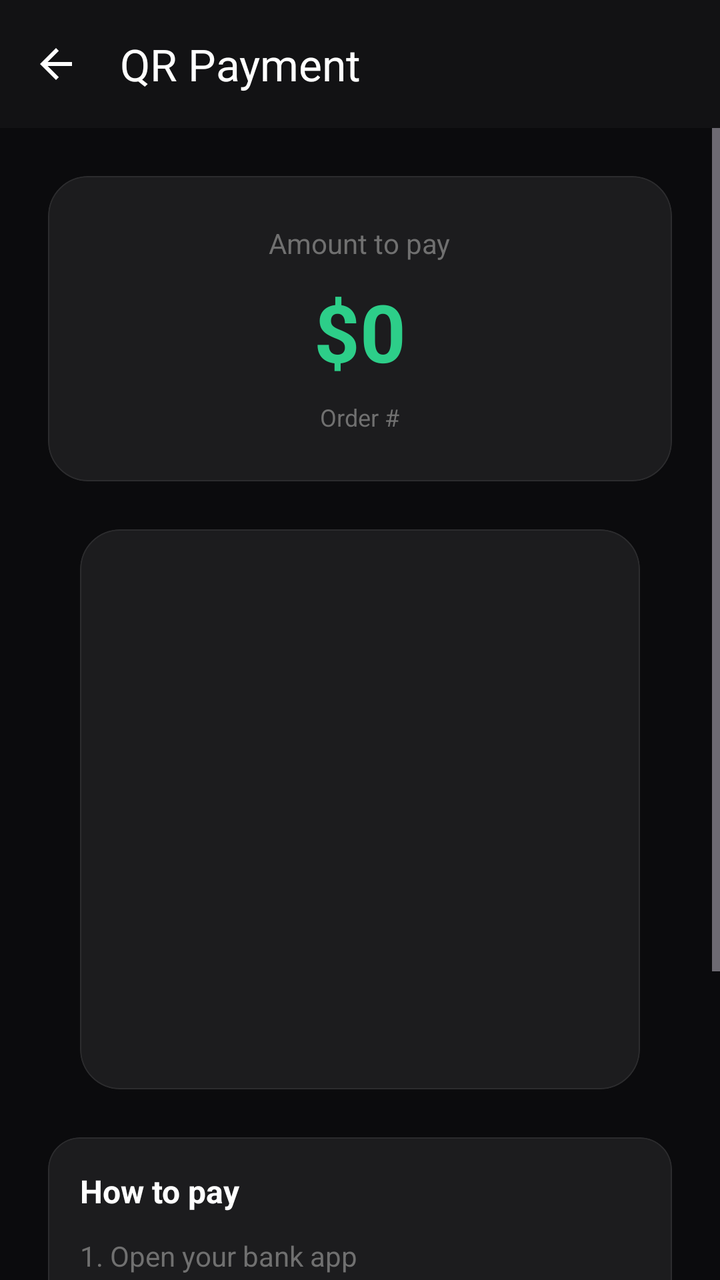
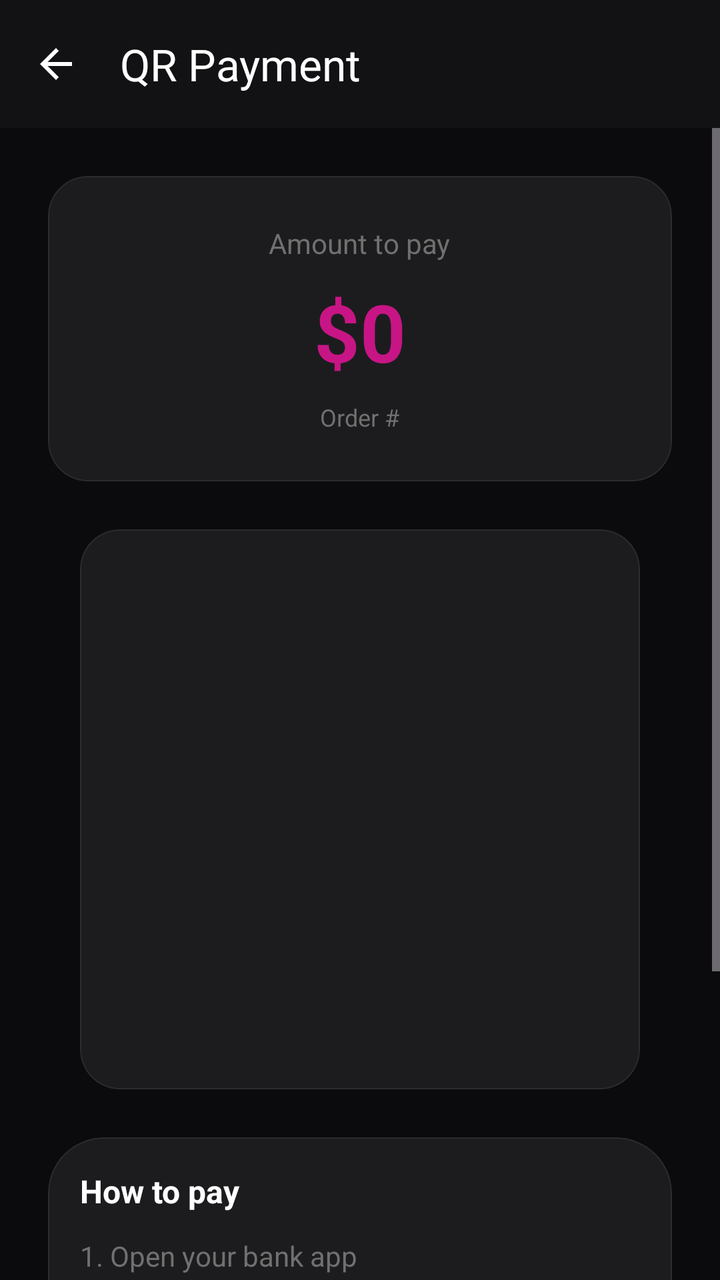

Two renders of the same Android screen: before a commit and after it. Below are the layout's source before the change and the commit's diff.
<!-- AndroidManifest.xml: activity theme Theme.BeatHouse.Dark -->
<!-- res/layout/activity_qr_payment.xml -->
<?xml version="1.0" encoding="utf-8"?>
<LinearLayout xmlns:android="http://schemas.android.com/apk/res/android"
    xmlns:app="http://schemas.android.com/apk/res-auto"
    android:layout_width="match_parent"
    android:layout_height="match_parent"
    android:orientation="vertical"
    android:background="@color/background">

    <com.google.android.material.appbar.AppBarLayout
        android:layout_width="match_parent"
        android:layout_height="wrap_content"
        android:background="@color/surface"
        app:elevation="0dp">

        <com.google.android.material.appbar.MaterialToolbar
            android:id="@+id/toolbar"
            android:layout_width="match_parent"
            android:layout_height="?attr/actionBarSize"
            android:background="@color/surface"
            app:title="@string/qr_payment"
            app:titleTextColor="@color/on_surface"
            app:navigationIcon="@drawable/ic_arrow_back"
            app:navigationIconTint="@color/on_surface" />

    </com.google.android.material.appbar.AppBarLayout>

    <ScrollView
        android:layout_width="match_parent"
        android:layout_height="match_parent"
        android:fillViewport="true">

        <LinearLayout
            android:layout_width="match_parent"
            android:layout_height="wrap_content"
            android:orientation="vertical"
            android:gravity="center_horizontal"
            android:padding="24dp">

            
            <com.google.android.material.card.MaterialCardView
                android:layout_width="match_parent"
                android:layout_height="wrap_content"
                android:layout_marginBottom="24dp"
                app:cardCornerRadius="20dp"
                app:cardElevation="0dp"
                app:cardBackgroundColor="@color/surface_container"
                app:strokeColor="@color/outline_variant"
                app:strokeWidth="0.5dp">

                <LinearLayout
                    android:layout_width="match_parent"
                    android:layout_height="wrap_content"
                    android:orientation="vertical"
                    android:gravity="center"
                    android:padding="24dp">

                    <TextView
                        android:layout_width="wrap_content"
                        android:layout_height="wrap_content"
                        android:text="@string/amount_to_pay"
                        android:textSize="14sp"
                        android:textColor="@color/on_surface_secondary" />

                    <TextView
                        android:id="@+id/tv_amount"
                        android:layout_width="wrap_content"
                        android:layout_height="wrap_content"
                        android:text="$0"
                        android:textSize="40sp"
                        android:textStyle="bold"
                        android:textColor="@color/primary"
                        android:layout_marginTop="8dp" />

                    <TextView
                        android:id="@+id/tv_order_id"
                        android:layout_width="wrap_content"
                        android:layout_height="wrap_content"
                        android:layout_marginTop="8dp"
                        android:text="@string/order_id"
                        android:textColor="@color/on_surface_secondary"
                        android:textSize="12sp" />

                </LinearLayout>

            </com.google.android.material.card.MaterialCardView>

            
            <com.google.android.material.card.MaterialCardView
                android:layout_width="280dp"
                android:layout_height="280dp"
                android:layout_marginBottom="24dp"
                app:cardCornerRadius="20dp"
                app:cardElevation="0dp"
                app:cardBackgroundColor="@color/surface_container"
                app:strokeColor="@color/outline_variant"
                app:strokeWidth="0.5dp">

                <FrameLayout
                    android:layout_width="match_parent"
                    android:layout_height="match_parent"
                    android:padding="16dp">

                    <ProgressBar
                        android:id="@+id/progress_bar"
                        android:layout_width="48dp"
                        android:layout_height="48dp"
                        android:layout_gravity="center"
                        android:visibility="gone"
                        android:indeterminateTint="@color/primary" />

                    <ImageView
                        android:id="@+id/iv_qr_code"
                        android:layout_width="match_parent"
                        android:layout_height="match_parent"
                        android:scaleType="fitCenter"
                        android:contentDescription="@string/qr_code"
                        android:visibility="gone" />

                </FrameLayout>

            </com.google.android.material.card.MaterialCardView>

            
            <com.google.android.material.card.MaterialCardView
                android:layout_width="match_parent"
                android:layout_height="wrap_content"
                android:layout_marginBottom="24dp"
                app:cardCornerRadius="16dp"
                app:cardElevation="0dp"
                app:cardBackgroundColor="@color/surface_container"
                app:strokeColor="@color/outline_variant"
                app:strokeWidth="0.5dp">

                <LinearLayout
                    android:layout_width="match_parent"
                    android:layout_height="wrap_content"
                    android:orientation="vertical"
                    android:padding="16dp">

                    <TextView
                        android:layout_width="wrap_content"
                        android:layout_height="wrap_content"
                        android:text="@string/how_to_pay"
                        android:textSize="16sp"
                        android:textStyle="bold"
                        android:textColor="@color/on_surface"
                        android:layout_marginBottom="12dp" />

                    <TextView
                        android:id="@+id/tv_instruction"
                        android:layout_width="match_parent"
                        android:layout_height="wrap_content"
                        android:text="@string/qr_instruction"
                        android:textSize="14sp"
                        android:textColor="@color/on_surface_secondary"
                        android:lineSpacingExtra="6dp" />

                </LinearLayout>

            </com.google.android.material.card.MaterialCardView>

            
            <LinearLayout
                android:layout_width="match_parent"
                android:layout_height="wrap_content"
                android:orientation="horizontal"
                android:layout_marginTop="8dp">

                <com.google.android.material.button.MaterialButton
                    android:id="@+id/btn_cancel"
                    android:layout_width="0dp"
                    android:layout_height="52dp"
                    android:layout_weight="1"
                    android:text="@string/cancel"
                    android:layout_marginEnd="8dp"
                    app:cornerRadius="12dp"
                    style="@style/Widget.Material3.Button.OutlinedButton" />

                <com.google.android.material.button.MaterialButton
                    android:id="@+id/btn_i_have_paid"
                    android:layout_width="0dp"
                    android:layout_height="52dp"
                    android:layout_weight="1"
                    android:text="@string/i_have_paid"
                    android:layout_marginStart="8dp"
                    app:cornerRadius="12dp"
                    app:backgroundTint="@color/success"
                    android:textColor="@color/on_primary" />

            </LinearLayout>

        </LinearLayout>

    </ScrollView>

</LinearLayout>
<!-- resources referenced by this layout -->
<resources>
  <color name="background">#0B0B0D</color>
  <color name="on_primary">#FFFFFF</color>
  <color name="on_surface">#FFFFFF</color>
  <color name="on_surface_secondary">#707070</color>
  <color name="outline_variant">#2C2C2E</color>
  <color name="primary">#2DCE89</color>
  <color name="success">#32D74B</color>
  <color name="surface">#121214</color>
  <color name="surface_container">#1C1C1E</color>
  <string name="amount_to_pay">Amount to pay</string>
  <string name="cancel">Cancel</string>
  <string name="how_to_pay">How to pay</string>
  <string name="i_have_paid">I have paid</string>
  <string name="order_id">Order #</string>
  <string name="qr_code">QR Code</string>
  <string name="qr_instruction">1. Open your bank app\n2. Tap "Scan QR"\n3. Point camera at QR code\n4. Confirm payment\n5. Tap "I have paid" when done</string>
  <string name="qr_payment">QR Payment</string>
  <style name="Theme.BeatHouse.Dark" parent="Theme.BeatHouse">
          <item name="colorSurface">@color/surface</item>
          <item name="android:windowBackground">@color/background</item>
      </style>
  <color name="primary_container">#004D40</color>
  <color name="secondary">#8E8E93</color>
  <color name="secondary_container">#1C1C1E</color>
  <color name="on_secondary">#FFFFFF</color>
  <color name="error">#FF453A</color>
  <color name="error_container">#330000</color>
  <color name="surface_variant">#1A1A1C</color>
  <color name="on_surface_variant">#B0B0B0</color>
  <color name="outline">#1C1C1E</color>
  <style name="Widget.BeatHouse.Button" parent="Widget.Material3.Button">
          <item name="android:textSize">16sp</item>
          <item name="android:textStyle">bold</item>
          <item name="cornerRadius">12dp</item>
          <item name="iconGravity">textStart</item>
          <item name="iconPadding">8dp</item>
          <item name="android:insetTop">4dp</item>
          <item name="android:insetBottom">4dp</item>
          <item name="backgroundTint">@color/primary</item>
          <item name="android:textColor">@color/on_primary</item>
      </style>
  <style name="Widget.BeatHouse.Card" parent="Widget.Material3.CardView.Elevated">
          <item name="cardCornerRadius">16dp</item>
          <item name="cardElevation">0dp</item>
          <item name="strokeColor">@color/outline</item>
          <item name="strokeWidth">1dp</item>
          <item name="cardBackgroundColor">@color/surface_container</item>
      </style>
  <style name="Widget.BeatHouse.BottomNavigation" parent="Widget.Material3.BottomNavigationView">
          <item name="itemIconTint">@color/bottom_nav_icon_tint</item>
          <item name="itemTextColor">@color/bottom_nav_text_tint</item>
          <item name="itemBackground">@color/surface</item>
          <item name="android:background">@color/surface</item>
          <item name="elevation">0dp</item>
          <item name="itemPaddingTop">12dp</item>
          <item name="itemPaddingBottom">12dp</item>
      </style>
  <style name="Widget.BeatHouse.AppBarLayout" parent="Widget.Material3.AppBarLayout">
          <item name="android:background">@color/surface</item>
          <item name="backgroundTint">@color/surface</item>
      </style>
  <style name="Widget.BeatHouse.Chip" parent="Widget.Material3.Chip.Filter">
          <item name="chipCornerRadius">12dp</item>
          <item name="chipStrokeColor">@color/outline</item>
          <item name="chipStrokeWidth">1dp</item>
          <item name="android:textColor">@color/on_surface_variant</item>
          <item name="chipBackgroundColor">@color/surface_container</item>
          <item name="checkedIconTint">@color/primary</item>
          <item name="android:textSize">14sp</item>
      </style>
  <!-- unchanged entries left out for length: 3 -->
</resources>

<!-- the commit's change to res/layout/activity_qr_payment.xml (unified diff, before → after) -->
@@ -125,7 +125,7 @@
                 android:layout_width="match_parent"
                 android:layout_height="wrap_content"
                 android:layout_marginBottom="24dp"
-                app:cardCornerRadius="16dp"
+                app:cardCornerRadius="28dp"
                 app:cardElevation="0dp"
                 app:cardBackgroundColor="@color/surface_container"
                 app:strokeColor="@color/outline_variant"
@@ -173,7 +173,7 @@
                     android:layout_weight="1"
                     android:text="@string/cancel"
                     android:layout_marginEnd="8dp"
-                    app:cornerRadius="12dp"
+                    app:cornerRadius="24dp"
                     style="@style/Widget.Material3.Button.OutlinedButton" />
 
                 <com.google.android.material.button.MaterialButton
@@ -183,7 +183,7 @@
                     android:layout_weight="1"
                     android:text="@string/i_have_paid"
                     android:layout_marginStart="8dp"
-                    app:cornerRadius="12dp"
+                    app:cornerRadius="24dp"
                     app:backgroundTint="@color/success"
                     android:textColor="@color/on_primary" />
 
<!-- resource entries referenced after the edit -->
@@ -5,7 +5,7 @@
   <color name="on_surface">#FFFFFF</color>
   <color name="on_surface_secondary">#707070</color>
   <color name="outline_variant">#2C2C2E</color>
-  <color name="primary">#2DCE89</color>
+  <color name="primary">#C71585</color>
   <color name="success">#32D74B</color>
   <color name="surface">#121214</color>
   <color name="surface_container">#1C1C1E</color>
@@ -21,7 +21,7 @@
           <item name="colorSurface">@color/surface</item>
           <item name="android:windowBackground">@color/background</item>
       </style>
-  <color name="primary_container">#004D40</color>
+  <color name="primary_container">#4D0033</color>
   <color name="secondary">#8E8E93</color>
   <color name="secondary_container">#1C1C1E</color>
   <color name="on_secondary">#FFFFFF</color>
@@ -33,7 +33,7 @@
   <style name="Widget.BeatHouse.Button" parent="Widget.Material3.Button">
           <item name="android:textSize">16sp</item>
           <item name="android:textStyle">bold</item>
-          <item name="cornerRadius">12dp</item>
+          <item name="cornerRadius">24dp</item>
           <item name="iconGravity">textStart</item>
           <item name="iconPadding">8dp</item>
           <item name="android:insetTop">4dp</item>
@@ -42,7 +42,7 @@
           <item name="android:textColor">@color/on_primary</item>
       </style>
   <style name="Widget.BeatHouse.Card" parent="Widget.Material3.CardView.Elevated">
-          <item name="cardCornerRadius">16dp</item>
+          <item name="cardCornerRadius">28dp</item>
           <item name="cardElevation">0dp</item>
           <item name="strokeColor">@color/outline</item>
           <item name="strokeWidth">1dp</item>
@@ -51,18 +51,19 @@
   <style name="Widget.BeatHouse.BottomNavigation" parent="Widget.Material3.BottomNavigationView">
           <item name="itemIconTint">@color/bottom_nav_icon_tint</item>
           <item name="itemTextColor">@color/bottom_nav_text_tint</item>
-          <item name="itemBackground">@color/surface</item>
-          <item name="android:background">@color/surface</item>
+          <item name="itemBackground">@android:color/transparent</item>
+          <item name="android:background">@android:color/transparent</item>
           <item name="elevation">0dp</item>
           <item name="itemPaddingTop">12dp</item>
           <item name="itemPaddingBottom">12dp</item>
+          <item name="labelVisibilityMode">unlabeled</item>
       </style>
   <style name="Widget.BeatHouse.AppBarLayout" parent="Widget.Material3.AppBarLayout">
           <item name="android:background">@color/surface</item>
           <item name="backgroundTint">@color/surface</item>
       </style>
   <style name="Widget.BeatHouse.Chip" parent="Widget.Material3.Chip.Filter">
-          <item name="chipCornerRadius">12dp</item>
+          <item name="chipCornerRadius">20dp</item>
           <item name="chipStrokeColor">@color/outline</item>
           <item name="chipStrokeWidth">1dp</item>
           <item name="android:textColor">@color/on_surface_variant</item>
